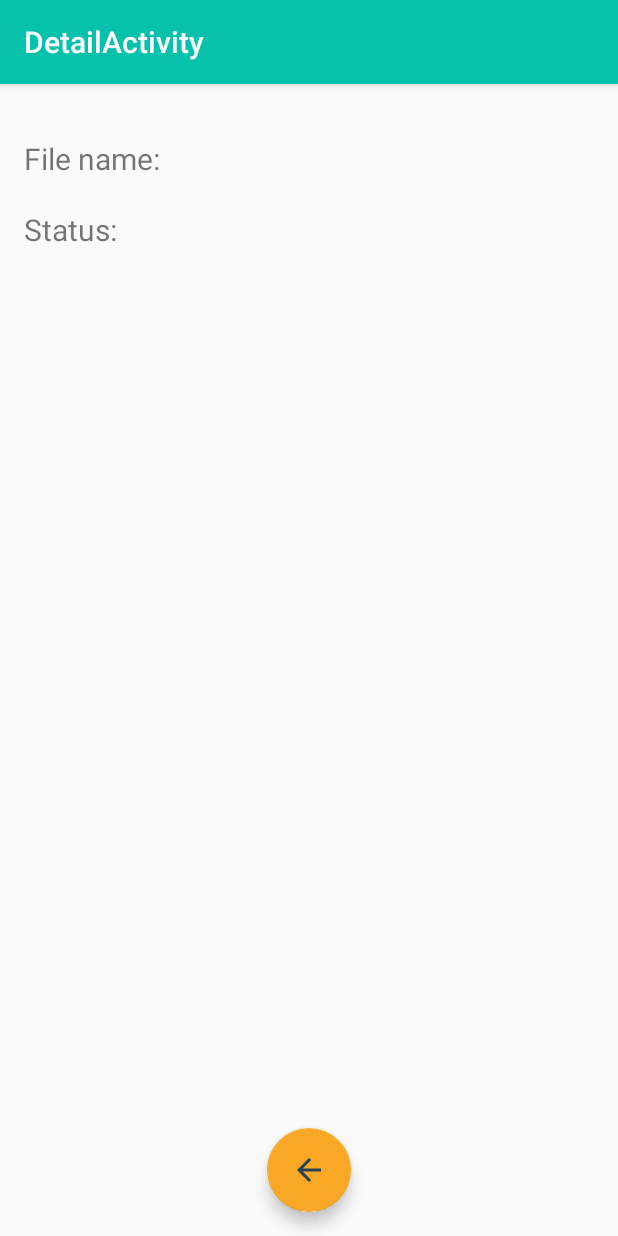
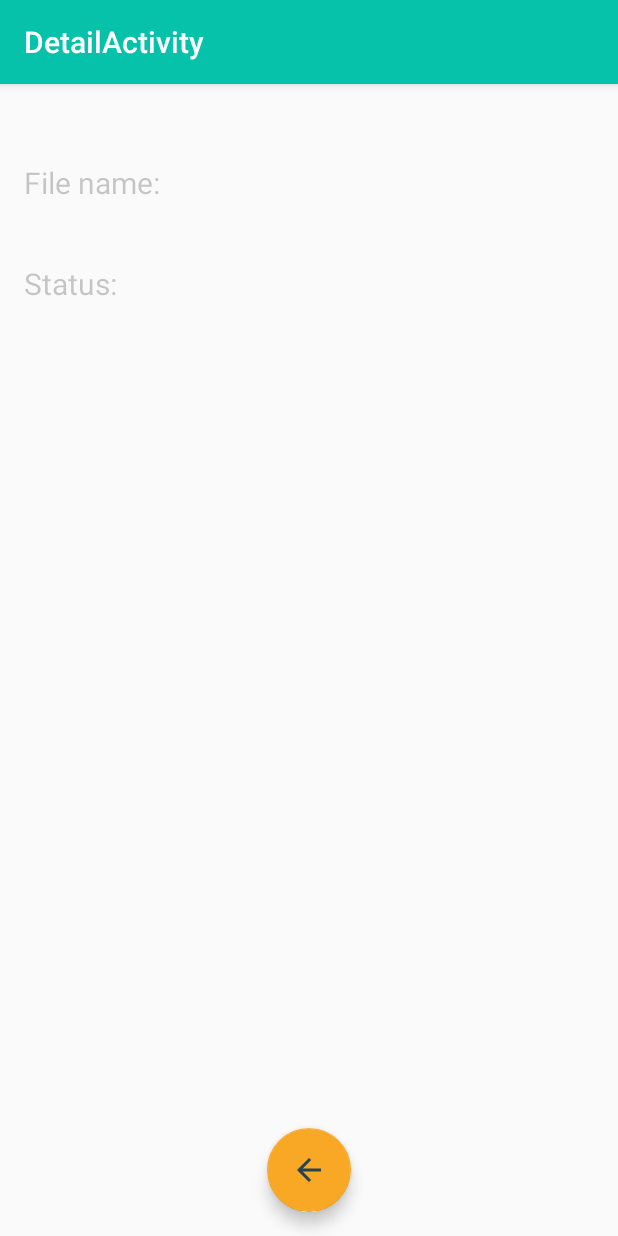
Before and after one commit to JanMeckelholt/udacity_LoadingAnimation, an Android app: the DetailActivity screen opened directly, with no data from a screen before it, on a phone screen of 412 x 824 dp. Run offline under Robolectric (Android 15) with nearby library versions, the phone set to English and light mode, and no system bars; our stand-ins replace Timber, data binding; 3 statements that could not run were skipped.

Commit message:
add motion layout

```diff
--- a/app/src/main/java/com/udacity/loadingbtn/LoadingButton.kt
+++ b/app/src/main/java/com/udacity/loadingbtn/LoadingButton.kt
@@ -8,6 +8,7 @@ import android.graphics.RectF
 import android.os.CountDownTimer
 import android.util.AttributeSet
 import android.view.View
+import androidx.core.content.withStyledAttributes
 import com.udacity.R
 import timber.log.Timber
 import kotlin.math.cos
@@ -26,7 +27,8 @@ class LoadingButton @JvmOverloads constructor(
     private var progressRadius = resources.getDimension(R.dimen.progressRadius)
     private var progressRadiusPaddingRight = resources.getDimension(R.dimen.paddingRightProgressRadius)
     private var urlIsSelected = false
-
+    private var bgColor = 0
+    private var textColor = 0
 
     private var buttonState: ButtonState by Delegates.observable<ButtonState>(ButtonState.Completed) { p, old, new ->
 
@@ -45,6 +47,10 @@ class LoadingButton @JvmOverloads constructor(
         buttonState = ButtonState.Clicked
         isClickable = true
         buttonText = resources.getString(R.string.button_download)
+        context.withStyledAttributes(attrs, R.styleable.LoadingButton) {
+            bgColor = getColor(R.styleable.LoadingButton_backgroundColor, Color.BLACK)
+            textColor = getColor(R.styleable.LoadingButton_textColor, Color.WHITE)
+        }
     }
 
     override fun performClick(): Boolean {
@@ -83,7 +89,7 @@ class LoadingButton @JvmOverloads constructor(
             }
         }
         canvas.save()
-        paint.color = Color.WHITE
+        paint.color = textColor
         canvas.translate((widthSize / 2).toFloat(), (heightSize / 2 + paint.textSize / 2))
         canvas.drawText(buttonText, 0f, 0f, paint)
         canvas.restore()
@@ -108,7 +114,7 @@ class LoadingButton @JvmOverloads constructor(
 
     private fun Canvas.drawFillProgress() {
         save()
-        paint.color = resources.getColor(R.color.colorPrimaryDark)
+        paint.color = bgColor
         paint.style = Paint.Style.FILL
 
         drawRect(rectF, paint)
--- a/app/src/main/res/layout/content_detail.xml
+++ b/app/src/main/res/layout/content_detail.xml
@@ -10,37 +10,35 @@
             type="com.udacity.models.DownloadType" />
     </data>
 
-    <androidx.constraintlayout.widget.ConstraintLayout
+    <androidx.constraintlayout.motion.widget.MotionLayout
+        android:id="@+id/motionLayout"
         android:layout_width="match_parent"
         android:layout_height="match_parent"
         app:layout_behavior="@string/appbar_scrolling_view_behavior"
         tools:context=".activities.DetailActivity"
         tools:showIn="@layout/activity_detail"
-        android:layout_margin="@dimen/standardMargin">
+        android:layout_margin="@dimen/standardMargin"
+        app:layoutDescription="@xml/content_detail_scene">
+
 
         <TextView
             android:id="@+id/fileNameLabel"
             android:layout_width="200dp"
             android:layout_height="wrap_content"
+            android:layout_marginTop="@dimen/resultMargin"
             android:text="File name:"
             android:textSize="@dimen/defaultTextSize"
-            app:layout_constraintEnd_toStartOf="@id/fileName"
-            app:layout_constraintStart_toStartOf="parent"
-            app:layout_constraintTop_toTopOf="parent"
-            android:layout_marginTop="@dimen/resultMargin"
             />
 
         <TextView
             android:id="@+id/fileName"
             android:layout_width="0dp"
             android:layout_height="wrap_content"
-            app:layout_constraintEnd_toEndOf="parent"
-            app:layout_constraintStart_toEndOf="@id/fileNameLabel"
             android:textSize="@dimen/defaultTextSize"
             android:text="@{downloadType.toStrings().description}"
             tools:text="Glide - Image Loading Library by BumpTech"
-            app:layout_constraintBaseline_toBaselineOf="@id/fileNameLabel"
-            android:layout_marginTop="@dimen/resultMargin"
+
+
          />
 
         <TextView
@@ -49,9 +47,7 @@
             android:layout_height="wrap_content"
             android:text="Status: "
             android:textSize="@dimen/defaultTextSize"
-            app:layout_constraintEnd_toStartOf="@id/status"
-            app:layout_constraintStart_toStartOf="parent"
-            app:layout_constraintTop_toBottomOf="@id/fileName"
+
             android:layout_marginTop="@dimen/resultMargin"/>
 
         <TextView
@@ -59,13 +55,11 @@
             android:layout_width="0dp"
             android:layout_height="wrap_content"
             android:textSize="@dimen/defaultTextSize"
-            app:layout_constraintEnd_toEndOf="parent"
-            app:layout_constraintStart_toEndOf="@id/statusLabel"
-            app:layout_constraintBaseline_toBaselineOf="@id/statusLabel"
+
             tools:text="Success"
             app:Status="@{downloadType.status}"
             android:layout_marginTop="@dimen/resultMargin"/>
 
-    </androidx.constraintlayout.widget.ConstraintLayout>
+    </androidx.constraintlayout.motion.widget.MotionLayout>
 
 </layout>
--- a/app/src/main/res/layout/content_main.xml
+++ b/app/src/main/res/layout/content_main.xml
@@ -63,7 +63,9 @@
             app:layout_constraintBottom_toBottomOf="parent"
             app:layout_constraintEnd_toEndOf="parent"
             app:layout_constraintStart_toStartOf="parent"
-            app:layout_constraintTop_toTopOf="parent" />
+            app:layout_constraintTop_toTopOf="parent"
+            app:backgroundColor="@color/colorPrimary"
+            app:textColor="@color/white"/>
 
 
     </androidx.constraintlayout.widget.ConstraintLayout>
--- a/app/src/main/res/values/attrs.xml
+++ b/app/src/main/res/values/attrs.xml
@@ -1,6 +1,7 @@
 <?xml version="1.0" encoding="utf-8"?>
 <resources>
     <declare-styleable name="LoadingButton">
-<!--   TODO: create custom attributes for the view-->
+        <attr name="backgroundColor" format="color" />
+        <attr name="textColor" format="color" />
     </declare-styleable>
 </resources>
--- a/app/src/main/res/values/dimens.xml
+++ b/app/src/main/res/values/dimens.xml
@@ -1,6 +1,7 @@
 <resources>
     <dimen name="fabMargin">16dp</dimen>
     <dimen name="standardMargin">16dp</dimen>
+    <dimen name="startMargin">40dp</dimen>
     <dimen name="resultMargin">20dp</dimen>
 
     <dimen name="defaultTextSize">20sp</dimen>
--- /dev/null
+++ b/app/src/main/res/xml/content_detail_scene.xml
@@ -0,0 +1,82 @@
+<?xml version="1.0" encoding="utf-8"?>
+<MotionScene xmlns:android="http://schemas.android.com/apk/res/android"
+    xmlns:app="http://schemas.android.com/apk/res-auto">
+
+    <ConstraintSet android:id="@+id/start">
+        <Constraint android:id="@+id/fileNameLabel"
+            android:layout_width="200dp"
+            android:layout_height="wrap_content"
+            android:alpha="0.4"
+            app:layout_constraintEnd_toStartOf="@id/fileName"
+            app:layout_constraintStart_toStartOf="parent"
+            app:layout_constraintTop_toTopOf="parent"
+            android:layout_marginTop="36dp" />
+        <Constraint android:id="@+id/fileName"
+            android:layout_width="0dp"
+            android:layout_height="wrap_content"
+            app:layout_constraintEnd_toEndOf="parent"
+            app:layout_constraintStart_toEndOf="@id/fileNameLabel"
+            app:layout_constraintBaseline_toBaselineOf="@id/fileNameLabel"
+            android:alpha="0.4"
+            android:layout_marginTop="@dimen/startMargin"/>
+        <Constraint android:id="@+id/statusLabel"
+            android:layout_width="200dp"
+            android:layout_height="wrap_content"
+            app:layout_constraintEnd_toStartOf="@id/status"
+            app:layout_constraintStart_toStartOf="parent"
+            app:layout_constraintTop_toBottomOf="@id/fileName"
+            android:alpha="0.4"
+            android:layout_marginTop="@dimen/startMargin"/>
+        <Constraint android:id="@+id/status"
+            android:layout_width="0dp"
+            android:layout_height="wrap_content"
+            app:layout_constraintEnd_toEndOf="parent"
+            app:layout_constraintStart_toEndOf="@id/statusLabel"
+            app:layout_constraintBaseline_toBaselineOf="@id/statusLabel"
+            android:alpha="0.4"
+            android:layout_marginTop="@dimen/startMargin"/>
+    </ConstraintSet>
+
+    <ConstraintSet android:id="@+id/end">
+        <Constraint android:id="@+id/fileNameLabel"
+            android:layout_width="200dp"
+            android:layout_height="wrap_content"
+            android:alpha="1"
+            app:layout_constraintEnd_toStartOf="@id/fileName"
+            app:layout_constraintStart_toStartOf="parent"
+            app:layout_constraintTop_toTopOf="parent"
+            android:layout_marginTop="16dp" />
+        <Constraint android:id="@+id/fileName"
+            android:layout_width="0dp"
+            android:layout_height="wrap_content"
+            app:layout_constraintEnd_toEndOf="parent"
+            app:layout_constraintStart_toEndOf="@id/fileNameLabel"
+            app:layout_constraintBaseline_toBaselineOf="@id/fileNameLabel"
+            android:alpha="1"
+            android:layout_marginTop="@dimen/resultMargin" />
+        <Constraint android:id="@+id/statusLabel"
+            android:layout_width="200dp"
+            android:layout_height="wrap_content"
+            app:layout_constraintEnd_toStartOf="@id/status"
+            app:layout_constraintStart_toStartOf="parent"
+            app:layout_constraintTop_toBottomOf="@id/fileName"
+            android:alpha="1"
+            android:layout_marginTop="@dimen/resultMargin" />
+        <Constraint android:id="@+id/status"
+            android:layout_width="0dp"
+            android:layout_height="wrap_content"
+            app:layout_constraintEnd_toEndOf="parent"
+            app:layout_constraintStart_toEndOf="@id/statusLabel"
+            app:layout_constraintBaseline_toBaselineOf="@id/statusLabel"
+            android:alpha="1"
+            android:layout_marginTop="@dimen/resultMargin" />
+    </ConstraintSet>
+
+    <Transition
+        app:constraintSetEnd="@id/end"
+        app:constraintSetStart="@+id/start"
+        app:autoTransition="animateToEnd"
+        app:duration="4000">
+
+    </Transition>
+</MotionScene>
```
